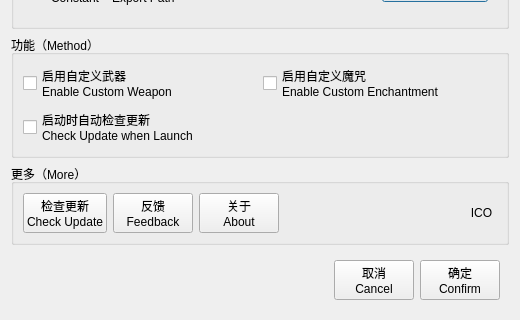
Dinosaur-MC/BestEnchSeq, file settings.ui: the form before one commit; both pictures show x 0 to 520 and y 241 to 561 of the 520 by 561 pixel window.
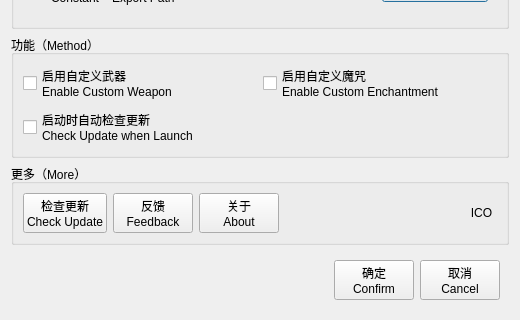
The form after the commit.

Diff of the .ui file:
```diff
--- a/settings.ui
+++ b/settings.ui
@@ -368,26 +368,6 @@
           </property>
          </spacer>
         </item>
-        <item>
-         <widget class="QPushButton" name="btnCancel">
-          <property name="sizePolicy">
-           <sizepolicy hsizetype="Preferred" vsizetype="Fixed">
-            <horstretch>0</horstretch>
-            <verstretch>0</verstretch>
-           </sizepolicy>
-          </property>
-          <property name="minimumSize">
-           <size>
-            <width>0</width>
-            <height>0</height>
-           </size>
-          </property>
-          <property name="text">
-           <string>取消
-Cancel</string>
-          </property>
-         </widget>
-        </item>
         <item>
          <widget class="QPushButton" name="btnConfirm">
           <property name="sizePolicy">
@@ -408,6 +388,26 @@
           </property>
          </widget>
         </item>
+        <item>
+         <widget class="QPushButton" name="btnCancel">
+          <property name="sizePolicy">
+           <sizepolicy hsizetype="Preferred" vsizetype="Fixed">
+            <horstretch>0</horstretch>
+            <verstretch>0</verstretch>
+           </sizepolicy>
+          </property>
+          <property name="minimumSize">
+           <size>
+            <width>0</width>
+            <height>0</height>
+           </size>
+          </property>
+          <property name="text">
+           <string>取消
+Cancel</string>
+          </property>
+         </widget>
+        </item>
        </layout>
       </widget>
      </item>
```
